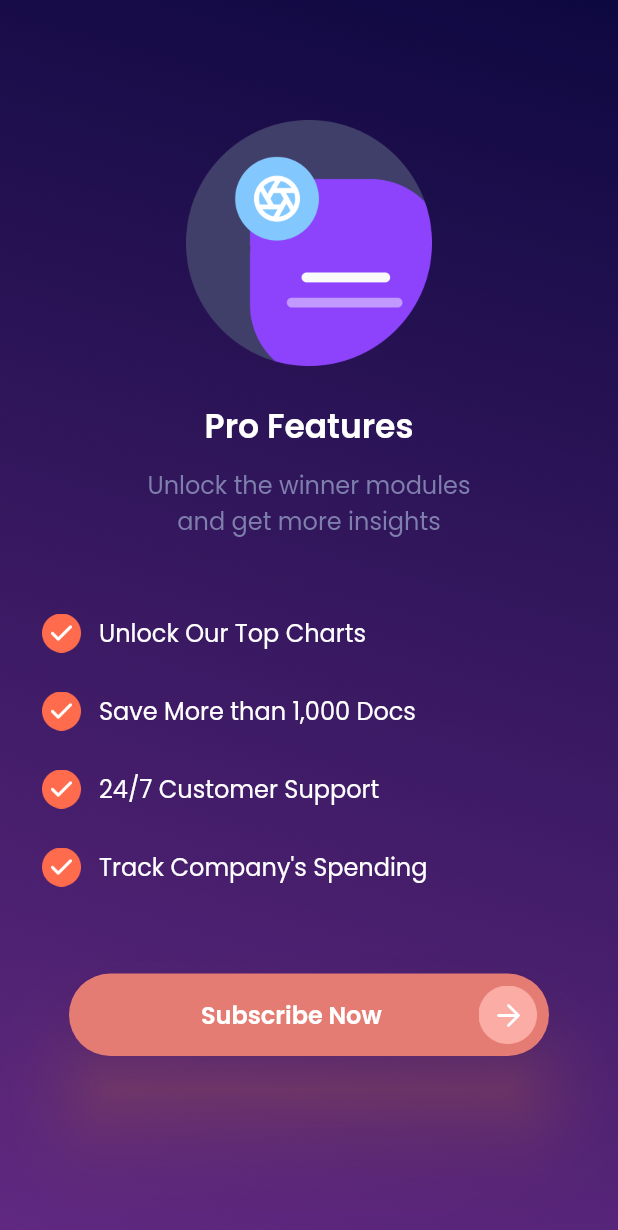
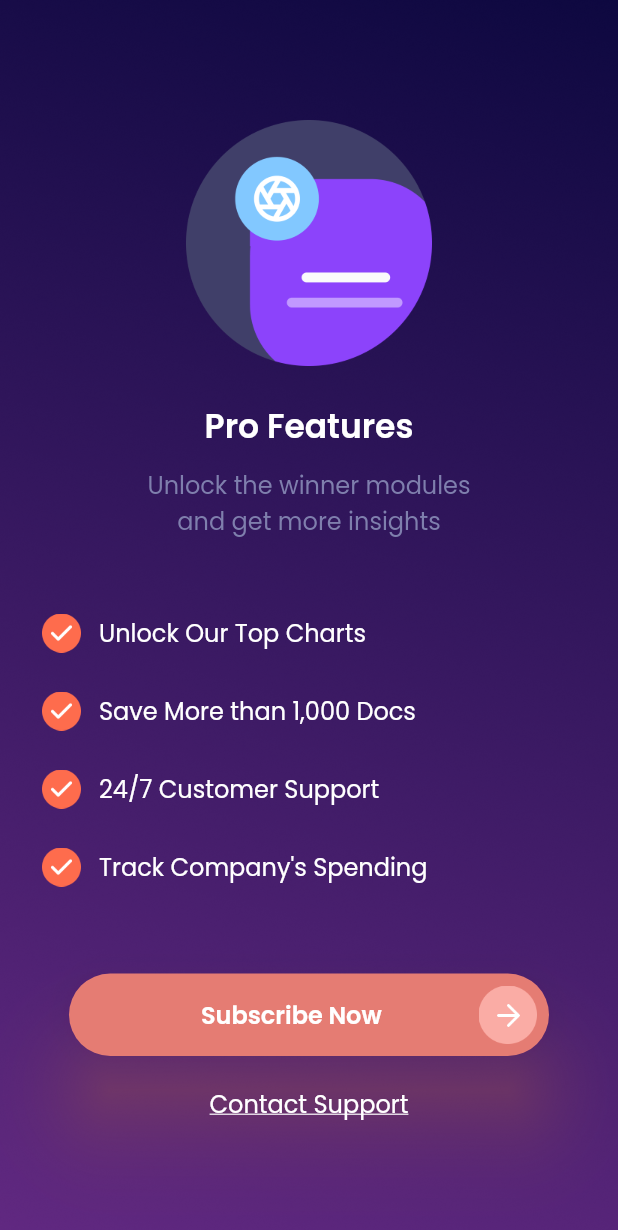
Before and after one commit to Jerry2204/Seven-Days-Flutter, a Flutter app: the screen it shows after launch, on a phone screen of 412 x 824 dp. Shown: the top 1230 px of the screen. Run offline on Flutter 3.47's test engine with Material 2 defaults, Android fonts, the phone set to English and light mode, and no system bars; our stand-ins replace google_fonts.

Commit message:
finishing second pricing

```diff
--- a/lib/pages/second_pricing.dart
+++ b/lib/pages/second_pricing.dart
@@ -1,5 +1,3 @@
-import 'dart:html';
-
 import 'package:flutter/material.dart';
 import 'package:google_fonts/google_fonts.dart';
 
@@ -176,6 +174,17 @@ class SecondPricing extends StatelessWidget {
                           ),
                         ),
                       ),
+                      SizedBox(
+                        height: 20,
+                      ),
+                      Text(
+                        'Contact Support',
+                        style: GoogleFonts.poppins(
+                          color: Colors.white,
+                          fontSize: 16,
+                          decoration: TextDecoration.underline,
+                        ),
+                      ),
                     ],
                   ),
                 )
```
